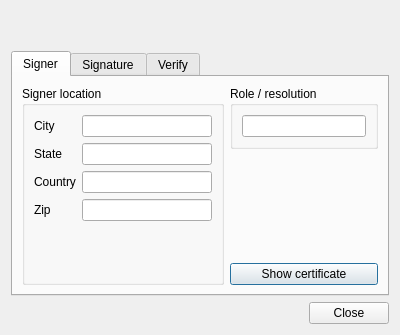
First picture: the form in qdigidocclient/trunk/src/ui/SignatureDialog.ui, repository tixsys/esteid, before the edit.
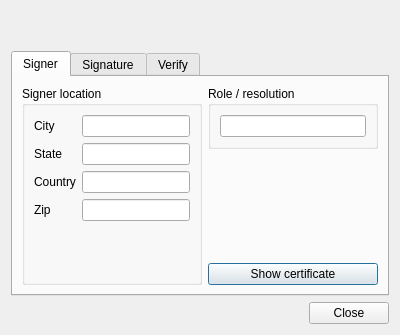
Second picture: the form after the edit.

Commit message: qdigidocclient: dont cut chars

Diff of the .ui file:
```diff
--- a/qdigidocclient/trunk/src/ui/SignatureDialog.ui
+++ b/qdigidocclient/trunk/src/ui/SignatureDialog.ui
@@ -93,10 +93,10 @@
             <property name="orientation" >
              <enum>Qt::Vertical</enum>
             </property>
-            <property name="sizeHint" stdset="0" >
+            <property name="sizeHint" stdset="0">
              <size>
-              <width>130</width>
-              <height>40</height>
+              <width>0</width>
+              <height>0</height>
              </size>
             </property>
            </spacer>
@@ -125,10 +125,10 @@
          <property name="orientation" >
           <enum>Qt::Vertical</enum>
          </property>
-         <property name="sizeHint" stdset="0" >
+         <property name="sizeHint" stdset="0">
           <size>
-           <width>20</width>
-           <height>131</height>
+           <width>0</width>
+           <height>0</height>
           </size>
          </property>
         </spacer>
```
Left out of the diff: 197 changed lines with no effect on the pictures.
